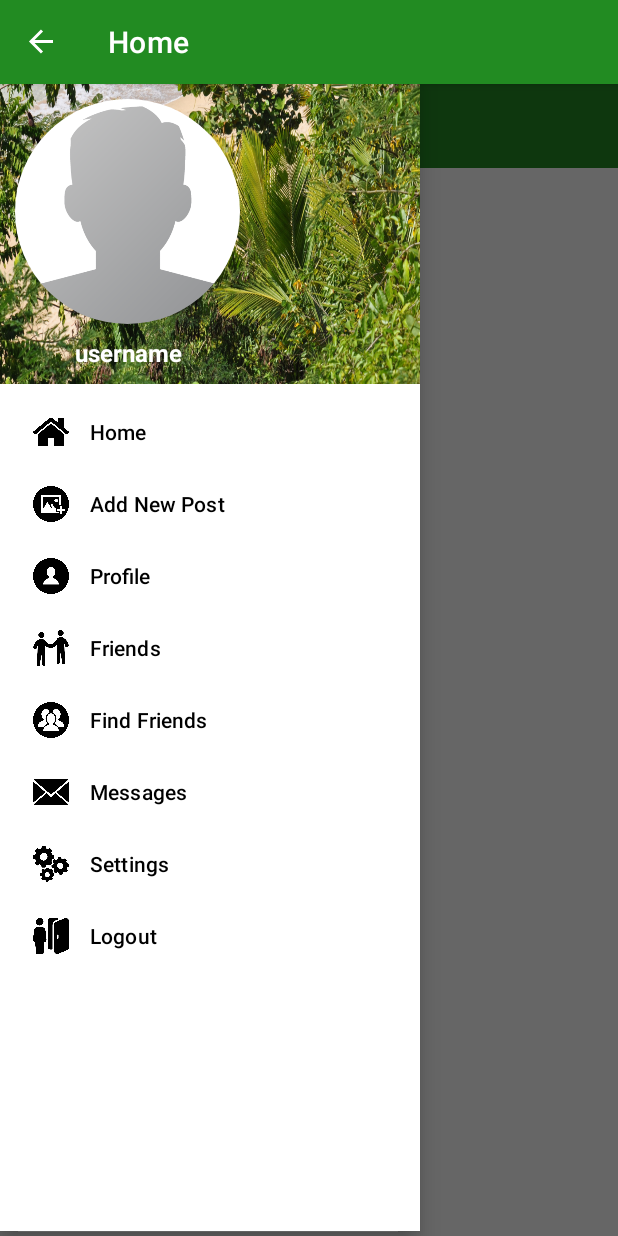
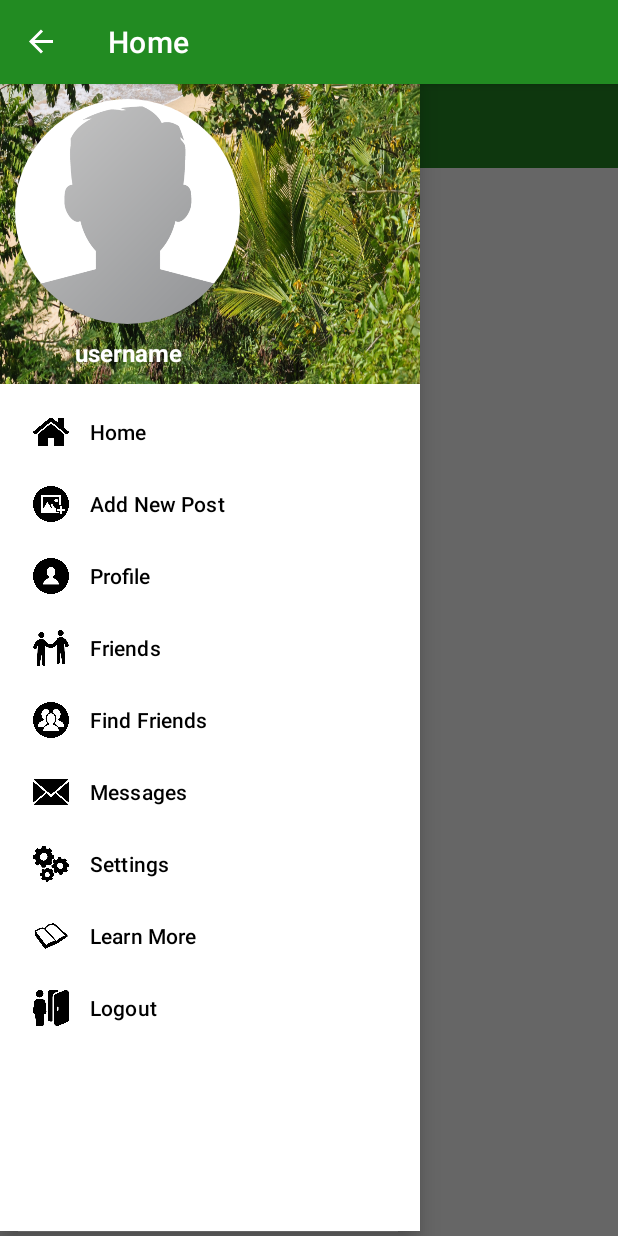
Before and after one commit to TibaAlanssari/RecycleApp, an Android app: the screen it shows after launch once a user with an empty profile is signed in (MainActivity), with the side drawer open, on a phone screen of 412 x 824 dp. Run offline under Robolectric (Android 15) with nearby library versions, the phone set to English and light mode, and no system bars; our stand-ins replace CircleImageView, Firebase (no records; nobody signed in at launch, a user with empty details on screens opened directly).

Commit message:
added a new section

```diff
--- a/app/src/main/java/com/example/socialmediaproject/MainActivity.java
+++ b/app/src/main/java/com/example/socialmediaproject/MainActivity.java
@@ -108,8 +108,8 @@ public class MainActivity extends AppCompatActivity {
                 Toast.makeText(this, "Messages", Toast.LENGTH_SHORT).show();
                 break;
 
-            case R.id.nav_settings:
-                Toast.makeText(this, "Settings", Toast.LENGTH_SHORT).show();
+            case R.id.learn_more:
+                Toast.makeText(this, "Learn More", Toast.LENGTH_SHORT).show();
                 break;
 
             case R.id.nav_Logout:
--- a/app/src/main/res/menu/navigation_menu.xml
+++ b/app/src/main/res/menu/navigation_menu.xml
@@ -37,6 +37,11 @@
         android:icon="@drawable/settings"/>
 
     <item
+        android:id="@+id/learn_more"
+        android:title="Learn More"
+        android:icon="@drawable/learn"/>
+
+    <item
         android:id="@+id/nav_Logout"
         android:title="Logout"
         android:icon="@drawable/logout"/>
```
Also changed, not shown: app/src/main/res/drawable/learn.png (added).
